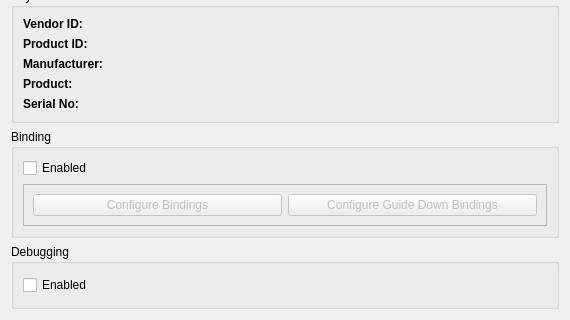
Above: XBOFS.win.qt5/WinUsbDeviceWidget.ui from OOPMan/XBOFS.win before the change; both pictures show x 0 to 570 and y 225 to 545 of the 570 by 545 pixel window. Below: the same form after it.
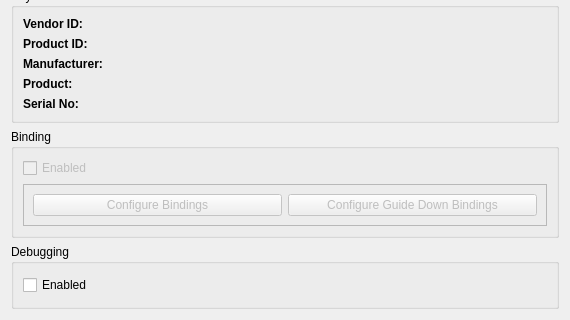
That is the form after the change.

Diff of the .ui file:
```diff
--- a/XBOFS.win.qt5/WinUsbDeviceWidget.ui
+++ b/XBOFS.win.qt5/WinUsbDeviceWidget.ui
@@ -210,7 +210,7 @@
       <item>
        <widget class="QCheckBox" name="bindingEnabledCheckBox">
         <property name="enabled">
-         <bool>true</bool>
+         <bool>false</bool>
         </property>
         <property name="text">
          <string>Enabled</string>
```
